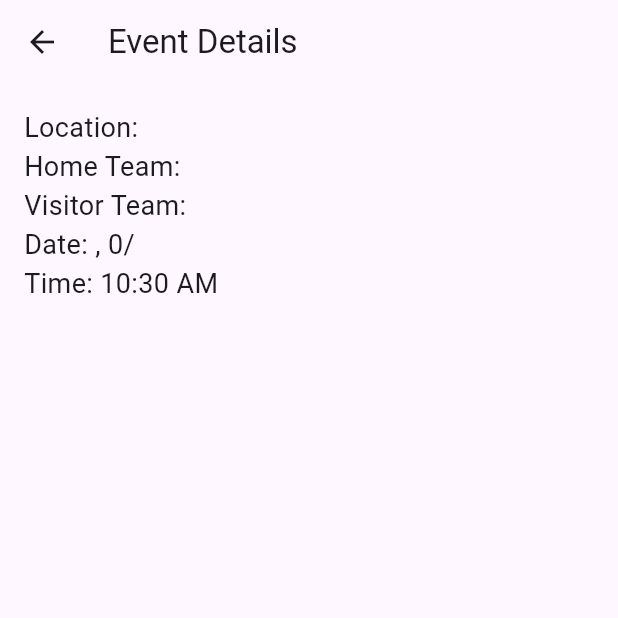
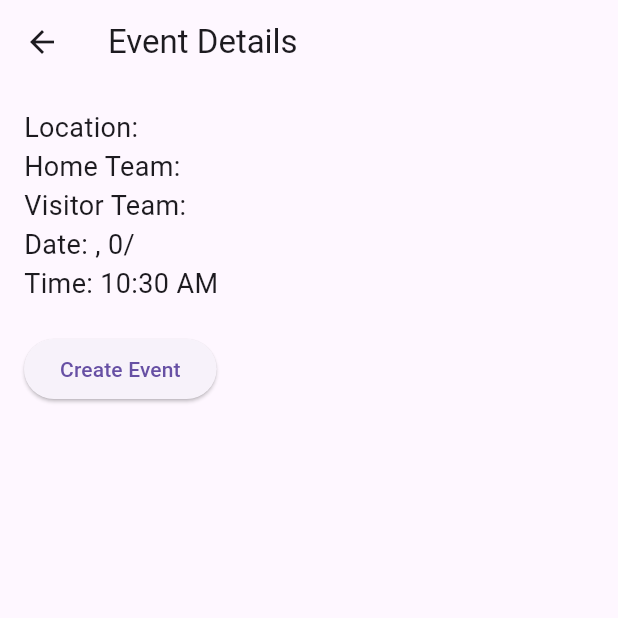
Before and after one commit to boguh/eseo_flutter_project, a Flutter app: the EventDetailsPage screen opened directly with empty values, on a phone screen of 412 x 824 dp, the top half of it. Run offline on Flutter 3.47's test engine with Material 3 defaults, Android fonts, the light colour scheme and no system bars; our stand-ins replace animated_custom_dropdown, cloud_firestore, firebase_auth, firebase_core, flutter_svg, go_router and 3 more; missing offline and left inert: extension_google_sign_in_as_googleapis_auth, googleapis; accounts and stored records are empty; generated files the repository leaves out were written again.

Commit message:
on peut enregistrer les event dans le calendrier #MASSIF

```diff
--- a/lib/pages/event_details_page.dart
+++ b/lib/pages/event_details_page.dart
@@ -1,10 +1,39 @@
 import 'package:flutter/material.dart';
+import 'package:googleapis/calendar/v3.dart' as cal;
 import '../models/event.dart';
+import '../services/calendar_client.dart';
 
 class EventDetailsPage extends StatelessWidget {
   final Event event;
 
   const EventDetailsPage({Key? key, required this.event}) : super(key: key);
+
+  Future<void> _createEvent(BuildContext context) async {
+    DateTime startDateTime = DateTime(
+      DateTime.now().year,
+      int.parse(event.month),
+      event.numberDay,
+      event.time.hour,
+      event.time.minute,
+    );
+
+    DateTime endDateTime = startDateTime.add(Duration(hours: 2)); // Assuming the event lasts 2 hours
+
+    CalendarClient calendarClient = CalendarClient();
+    await calendarClient.insert(
+      title: '${event.homeTeam} vs ${event.visitorTeam}',
+      description: 'Match at ${event.location}',
+      location: event.location,
+      attendeeEmailList: [], // Add attendee emails if needed
+      shouldNotifyAttendees: false,
+      startTime: startDateTime,
+      endTime: endDateTime,
+    );
+
+    ScaffoldMessenger.of(context).showSnackBar(
+      SnackBar(content: Text('Event created successfully')),
+    );
+  }
 
   @override
   Widget build(BuildContext context) {
@@ -20,9 +49,13 @@ class EventDetailsPage extends StatelessWidget {
             Text('Location: ${event.location}', style: TextStyle(fontSize: 18)),
             Text('Home Team: ${event.homeTeam}', style: TextStyle(fontSize: 18)),
             Text('Visitor Team: ${event.visitorTeam}', style: TextStyle(fontSize: 18)),
-            Text('Date: ${event.weekDay}, ${event.numberDay}/ ${event.month}', style: TextStyle(fontSize: 18)),
-
+            Text('Date: ${event.weekDay}, ${event.numberDay}/${event.month}', style: TextStyle(fontSize: 18)),
             Text('Time: ${event.time.format(context)}', style: TextStyle(fontSize: 18)),
+            SizedBox(height: 20),
+            ElevatedButton(
+              onPressed: () => _createEvent(context),
+              child: Text('Create Event'),
+            ),
           ],
         ),
       ),
--- a/pubspec.yaml
+++ b/pubspec.yaml
@@ -46,6 +46,7 @@ dependencies:
   firebase_core: ^3.9.0
   firebase_auth: ^5.3.4
   cloud_firestore: ^5.6.0
+  add_2_calendar: ^2.1.0
 
 
   animated_custom_dropdown: ^3.1.1
```
Also changed, not shown: pubspec.lock.
